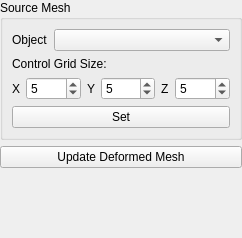
ericspod/Eidolon, file src/ui/DeformObjProp.ui: the form before one commit.
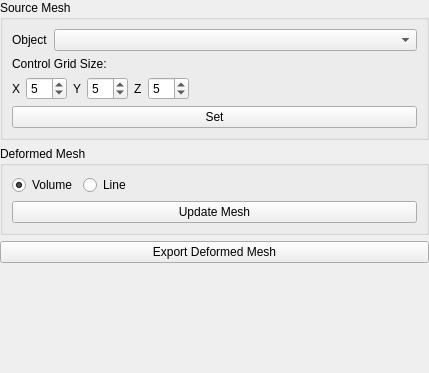
The form after the commit.

```diff
--- a/src/ui/DeformObjProp.ui
+++ b/src/ui/DeformObjProp.ui
@@ -6,8 +6,8 @@
    <rect>
     <x>0</x>
     <y>0</y>
-    <width>242</width>
-    <height>238</height>
+    <width>429</width>
+    <height>373</height>
    </rect>
   </property>
   <property name="windowTitle">
@@ -139,6 +139,19 @@
           </property>
          </widget>
         </item>
+        <item>
+         <spacer name="horizontalSpacer_2">
+          <property name="orientation">
+           <enum>Qt::Horizontal</enum>
+          </property>
+          <property name="sizeHint" stdset="0">
+           <size>
+            <width>40</width>
+            <height>20</height>
+           </size>
+          </property>
+         </spacer>
+        </item>
        </layout>
       </item>
       <item>
@@ -152,9 +165,62 @@
     </widget>
    </item>
    <item>
-    <widget class="QPushButton" name="updateButton">
+    <widget class="QGroupBox" name="groupBox_2">
+     <property name="title">
+      <string>Deformed Mesh</string>
+     </property>
+     <layout class="QVBoxLayout" name="verticalLayout_3">
+      <item>
+       <layout class="QHBoxLayout" name="horizontalLayout_3">
+        <property name="topMargin">
+         <number>0</number>
+        </property>
+        <item>
+         <widget class="QRadioButton" name="volButton">
+          <property name="text">
+           <string>Volume</string>
+          </property>
+          <property name="checked">
+           <bool>true</bool>
+          </property>
+         </widget>
+        </item>
+        <item>
+         <widget class="QRadioButton" name="lineButton">
+          <property name="text">
+           <string>Line</string>
+          </property>
+         </widget>
+        </item>
+        <item>
+         <spacer name="horizontalSpacer">
+          <property name="orientation">
+           <enum>Qt::Horizontal</enum>
+          </property>
+          <property name="sizeHint" stdset="0">
+           <size>
+            <width>40</width>
+            <height>20</height>
+           </size>
+          </property>
+         </spacer>
+        </item>
+       </layout>
+      </item>
+      <item>
+       <widget class="QPushButton" name="updateButton">
+        <property name="text">
+         <string>Update Mesh</string>
+        </property>
+       </widget>
+      </item>
+     </layout>
+    </widget>
+   </item>
+   <item>
+    <widget class="QPushButton" name="exportButton">
      <property name="text">
-      <string>Update Deformed Mesh</string>
+      <string>Export Deformed Mesh</string>
      </property>
     </widget>
    </item>
```
